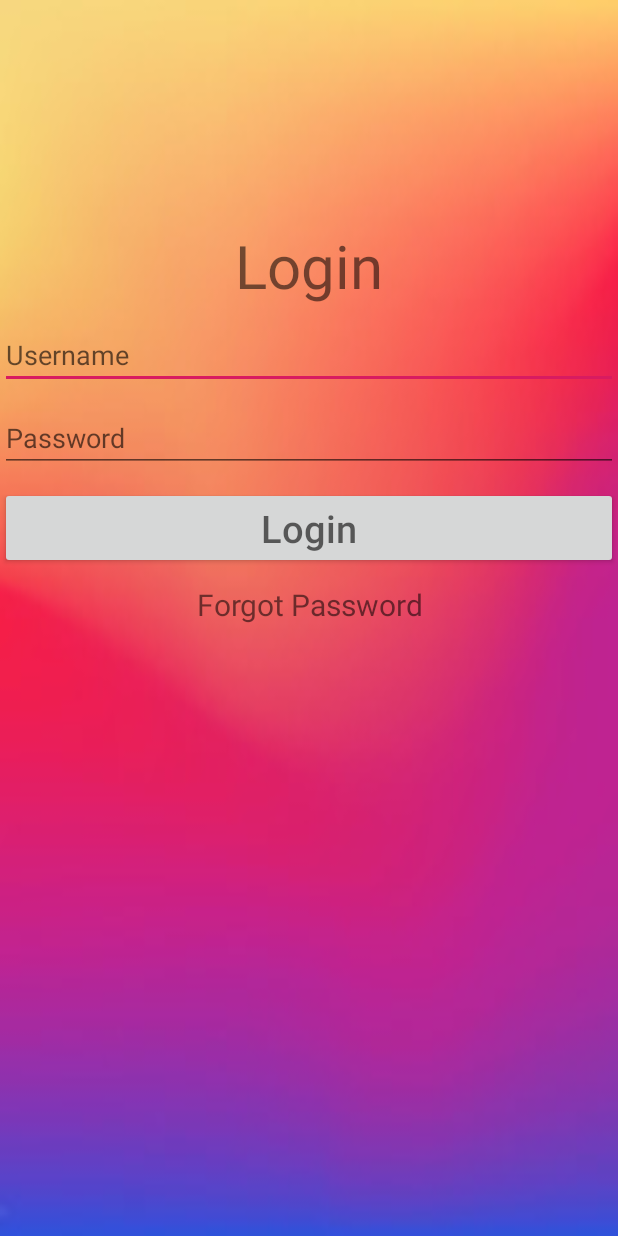
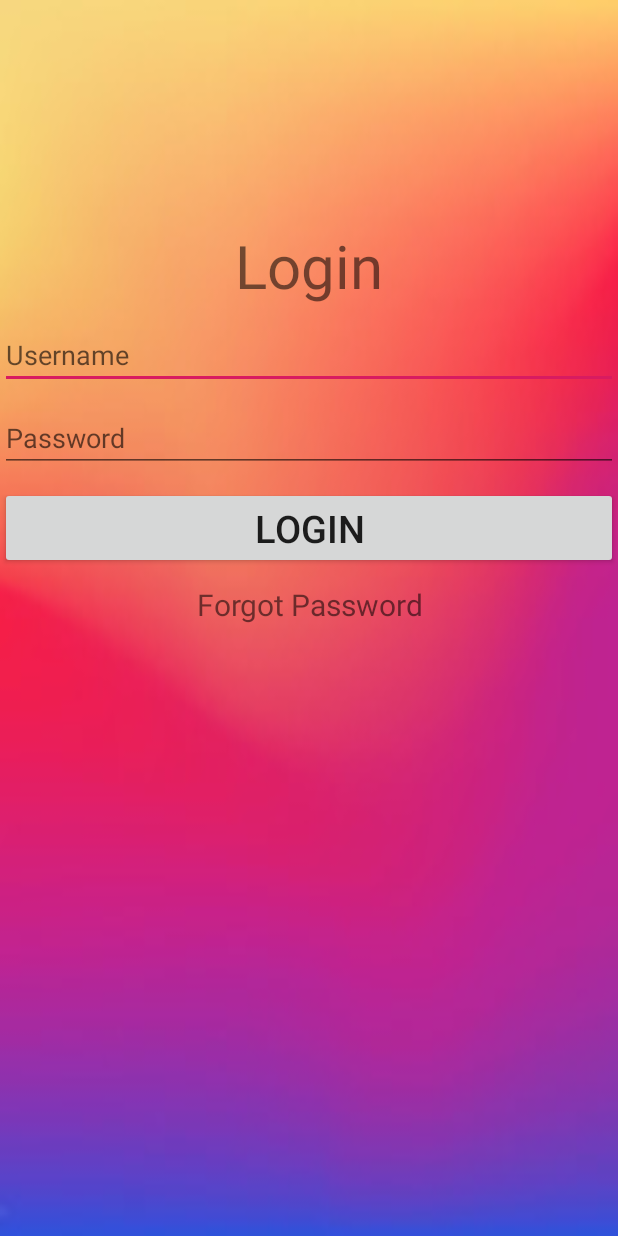
Before and after one commit to murligoel/INSTAGRAM, an Android app: the LoginActivity screen opened directly, with no data from a screen before it, on a phone screen of 412 x 824 dp. Run offline under Robolectric (Android 15) with nearby library versions, the phone set to English and light mode, and no system bars.

```diff
--- a/app/src/main/AndroidManifest.xml
+++ b/app/src/main/AndroidManifest.xml
@@ -21,7 +21,8 @@
             </intent-filter>
         </activity>
         <activity android:name=".activity.SignUpActivity" />
-        <activity android:name=".activity.LoginActivity"></activity>
+        <activity android:name=".activity.LoginActivity" />
+        <activity android:name=".activity.UserProfileActivity"></activity>
     </application>
 
 </manifest>
--- a/app/src/main/java/com/example/android/instagram/interfaces/APIService.java
+++ b/app/src/main/java/com/example/android/instagram/interfaces/APIService.java
@@ -19,4 +19,7 @@ public interface APIService {
 
     @POST("/login")
     Call<Auth> createUser(@Body Result result);
+
+    @GET("user/classroom/")
+    Call<ResponseBody> getAuth(@Header("Authorization") String authToken);
 }
--- a/app/src/main/res/layout/activity_login.xml
+++ b/app/src/main/res/layout/activity_login.xml
@@ -28,15 +28,14 @@
             android:layout_width="match_parent"
             android:layout_height="wrap_content"
             android:layout_marginTop="10dp"
-            android:inputType="textEmailAddress"
+            android:inputType="textPassword"
             android:hint="Password" />
 
     <Button android:id="@+id/login_button"
         android:layout_width="match_parent"
         android:layout_height="wrap_content"
         android:layout_marginTop="10dp"
-        android:inputType="textEmailAddress"
-        android:hint="Login"
+        android:text="Login"
         android:textSize="25dp"/>
 
 
```
Also changed, not shown: app/src/main/java/com/example/android/instagram/activity/LoginActivity.java (+29 -0 lines), app/src/main/java/com/example/android/instagram/activity/UserProfileActivity.java (added, +15 -0 lines), app/src/main/res/layout/activity_user_profile.xml (added, +9 -0 lines).
